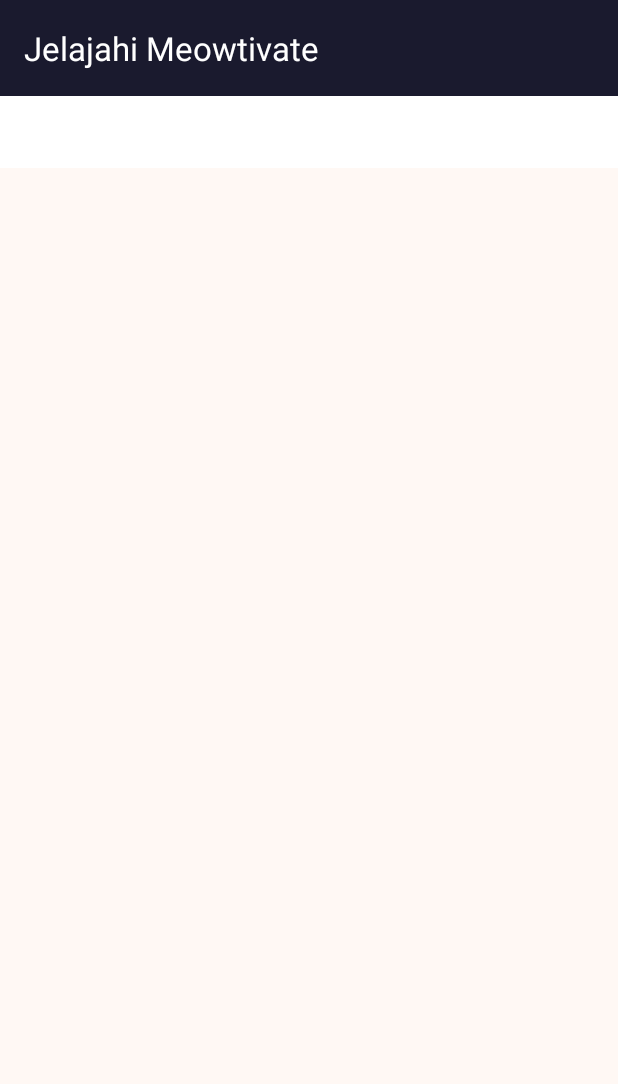
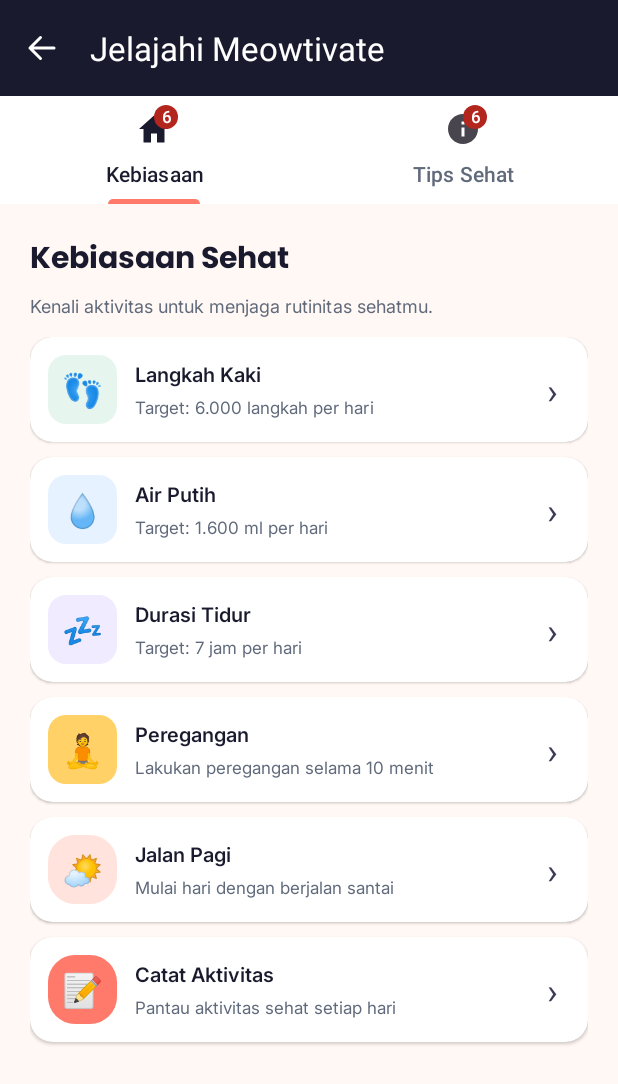
Before and after one commit to Risqullah/Meowtivate_project, an Android app: the TenthActivity screen opened directly, with no data from a screen before it, on a phone screen of 412 x 824 dp. Shown: the top 1084 px of the screen. Run offline under Robolectric (Android 15) with nearby library versions, the phone set to English and light mode, and no system bars.

Commit message:
P10 done

```diff
--- /dev/null
+++ b/app/src/main/java/com/example/project_risqullah/Home/pertemuan_10/TabHabitFragment.kt
@@ -0,0 +1,110 @@
+package com.example.project_risqullah.Home.pertemuan_10
+
+import android.os.Bundle
+import androidx.fragment.app.Fragment
+import android.view.LayoutInflater
+import android.view.View
+import android.view.ViewGroup
+import android.widget.Toast
+import androidx.recyclerview.widget.LinearLayoutManager
+import com.example.project_risqullah.R
+import com.example.project_risqullah.databinding.FragmentTabHabitBinding
+
+class TabHabitFragment : Fragment() {
+
+    private var _binding: FragmentTabHabitBinding? = null
+    private val binding get() = _binding!!
+
+    // Data kebiasaan sehat Meowtivate
+    private val habitList = listOf(
+
+        WellnessModel(
+            "👣",
+            "Langkah Kaki",
+            "Target: 6.000 langkah per hari",
+            R.drawable.bg_steps_icon
+        ),
+
+        WellnessModel(
+            "💧",
+            "Air Putih",
+            "Target: 1.600 ml per hari",
+            R.drawable.bg_water_icon
+        ),
+
+        WellnessModel(
+            "💤",
+            "Durasi Tidur",
+            "Target: 7 jam per hari",
+            R.drawable.bg_sleep_icon
+        ),
+
+        WellnessModel(
+            "🧘",
+            "Peregangan",
+            "Lakukan peregangan selama 10 menit",
+            R.drawable.bg_achievement_star
+        ),
+
+        WellnessModel(
+            "🌤️",
+            "Jalan Pagi",
+            "Mulai hari dengan berjalan santai",
+            R.drawable.bg_about_badge
+        ),
+
+        WellnessModel(
+            "📝",
+            "Catat Aktivitas",
+            "Pantau aktivitas sehat setiap hari",
+            R.drawable.bg_xp_pill
+        )
+    )
+
+    override fun onCreateView(
+        inflater: LayoutInflater,
+        container: ViewGroup?,
+        savedInstanceState: Bundle?
+    ): View {
+
+        _binding = FragmentTabHabitBinding.inflate(
+            inflater,
+            container,
+            false
+        )
+
+        return binding.root
+    }
+
+    override fun onViewCreated(
+        view: View,
+        savedInstanceState: Bundle?
+    ) {
+        super.onViewCreated(view, savedInstanceState)
+
+        // Mengatur RecyclerView
+        binding.rvHabits.apply {
+
+            // Daftar disusun secara vertikal
+            layoutManager = LinearLayoutManager(
+                requireContext()
+            )
+
+            // Memasang adapter dan aksi klik item
+            adapter = WellnessAdapter(habitList) { item ->
+
+                Toast.makeText(
+                    requireContext(),
+                    "${item.title}\n${item.description}",
+                    Toast.LENGTH_SHORT
+                ).show()
+
+            }
+        }
+    }
+
+    override fun onDestroyView() {
+        super.onDestroyView()
+        _binding = null
+    }
+}
--- a/app/src/main/java/com/example/project_risqullah/Home/pertemuan_10/TenthActivity.kt
+++ b/app/src/main/java/com/example/project_risqullah/Home/pertemuan_10/TenthActivity.kt
@@ -3,19 +3,89 @@ package com.example.project_risqullah.Home.pertemuan_10
 import android.os.Bundle
 import androidx.activity.enableEdgeToEdge
 import androidx.appcompat.app.AppCompatActivity
+import androidx.core.content.ContextCompat
 import androidx.core.view.ViewCompat
 import androidx.core.view.WindowInsetsCompat
 import com.example.project_risqullah.R
+import com.example.project_risqullah.databinding.ActivityTenthBinding
+import com.google.android.material.tabs.TabLayoutMediator
 
 class TenthActivity : AppCompatActivity() {
+
+    private lateinit var binding: ActivityTenthBinding
+
     override fun onCreate(savedInstanceState: Bundle?) {
         super.onCreate(savedInstanceState)
-        enableEdgeToEdge()
-        setContentView(R.layout.activity_tenth)
-        ViewCompat.setOnApplyWindowInsetsListener(findViewById(R.id.main)) { v, insets ->
-            val systemBars = insets.getInsets(WindowInsetsCompat.Type.systemBars())
-            v.setPadding(systemBars.left, systemBars.top, systemBars.right, systemBars.bottom)
-            insets
+
+        // Menghubungkan ViewBinding
+        binding = ActivityTenthBinding.inflate(
+            layoutInflater
+        )
+
+        setContentView(binding.root)
+
+        // Mengatur Toolbar
+        setSupportActionBar(binding.toolbar)
+
+        supportActionBar?.title = "Jelajahi Meowtivate"
+
+        binding.toolbar.setNavigationIcon(
+            R.drawable.ic_arrow_back
+        )
+
+        binding.toolbar.navigationIcon?.setTint(
+            getColor(R.color.white)
+        )
+
+        // Tombol kembali ke Dashboard
+        binding.toolbar.setNavigationOnClickListener {
+            finish()
         }
+
+        // Memasang adapter ke ViewPager2
+        binding.viewPager.adapter = TenthTabsAdapter(this)
+
+        // Menghubungkan TabLayout dengan ViewPager2
+        TabLayoutMediator(
+            binding.tabLayout,
+            binding.viewPager
+        ) { tab, position ->
+
+            when (position) {
+
+                // TAB 1: KEBIASAAN
+                0 -> {
+                    tab.text = "Kebiasaan"
+
+                    tab.icon = ContextCompat.getDrawable(
+                        this,
+                        R.drawable.ic_nav_home
+                    )
+
+                    // Badge jumlah kebiasaan
+                    tab.getOrCreateBadge().apply {
+                        isVisible = true
+                        number = 6
+                    }
+                }
+
+                // TAB 2: TIPS SEHAT
+                1 -> {
+                    tab.text = "Tips Sehat"
+
+                    tab.icon = ContextCompat.getDrawable(
+                        this,
+                        R.drawable.ic_info
+                    )
+
+                    // Badge jumlah tips
+                    tab.getOrCreateBadge().apply {
+                        isVisible = true
+                        number = 6
+                    }
+                }
+            }
+
+        }.attach()
     }
 }
--- /dev/null
+++ b/app/src/main/java/com/example/project_risqullah/Home/pertemuan_10/TenthTabsAdapter.kt
@@ -0,0 +1,26 @@
+package com.example.project_risqullah.Home.pertemuan_10
+
+import androidx.fragment.app.Fragment
+import androidx.fragment.app.FragmentActivity
+import androidx.viewpager2.adapter.FragmentStateAdapter
+
+class TenthTabsAdapter(
+    activity: FragmentActivity
+) : FragmentStateAdapter(activity) {
+
+    // Jumlah tab yang tersedia
+    override fun getItemCount(): Int = 2
+
+    // Menentukan Fragment berdasarkan posisi tab
+    override fun createFragment(position: Int): Fragment {
+
+        return when (position) {
+            0 -> TabHabitFragment()
+            1 -> TabTipsFragment()
+
+            else -> throw IllegalStateException(
+                "Posisi tab tidak valid"
+            )
+        }
+    }
+}
```
Also changed, not shown: app/src/main/java/com/example/project_risqullah/Home/HomeFragment.kt (+10 -0 lines), app/src/main/java/com/example/project_risqullah/Home/pertemuan_10/TabTipsFragment.kt (added, +109 -0 lines).
